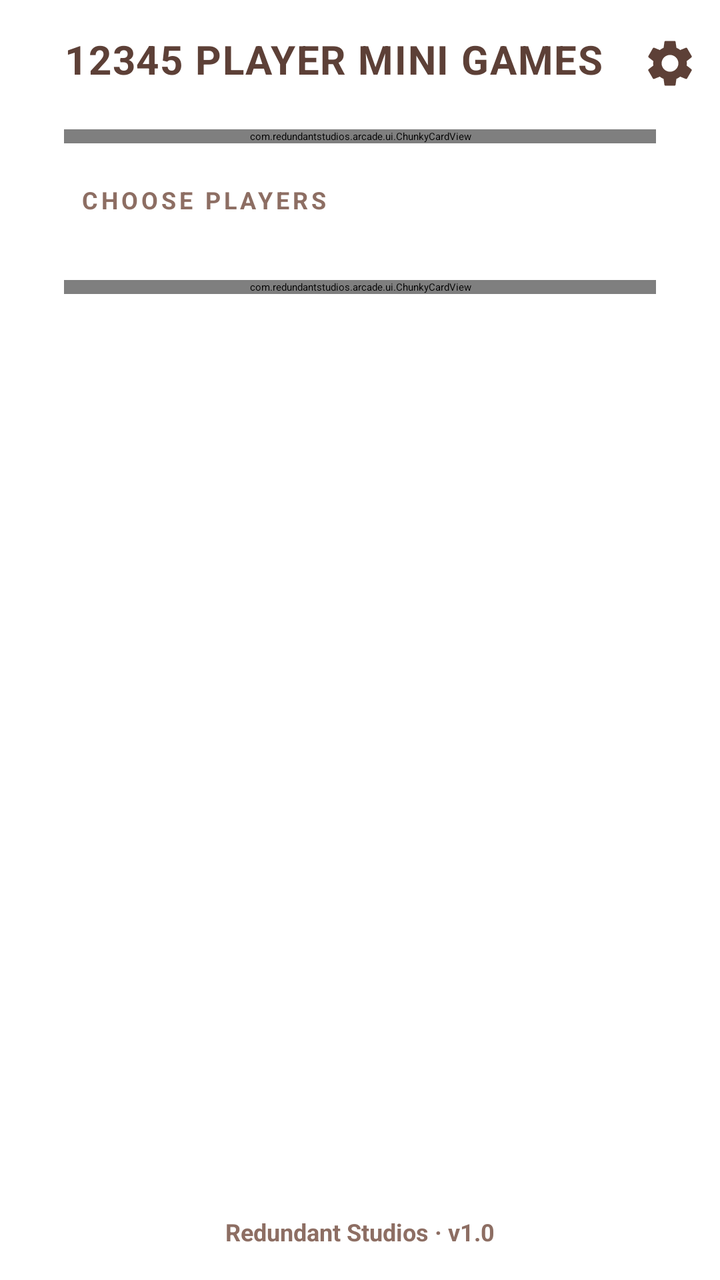
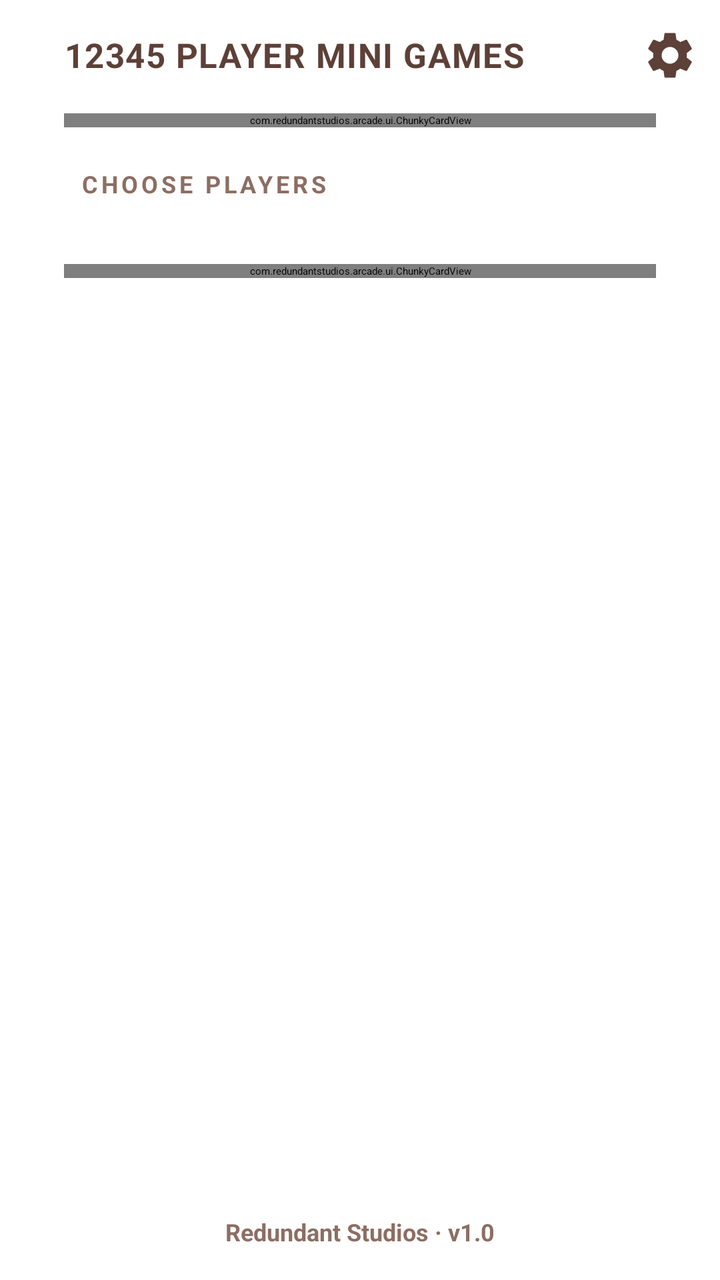

An Android layout rendered at two revisions. The XML below is the earlier revision; the diff shows what the commit changed to produce the second picture.
<!-- AndroidManifest.xml: application theme Theme.App.Starting -->
<!-- res/layout/activity_main.xml -->
<?xml version="1.0" encoding="utf-8"?>
<androidx.constraintlayout.widget.ConstraintLayout xmlns:android="http://schemas.android.com/apk/res/android"
    xmlns:app="http://schemas.android.com/apk/res-auto"
    android:layout_width="match_parent"
    android:layout_height="match_parent"
    android:paddingTop="@dimen/standard_spacing"
    android:paddingBottom="@dimen/standard_spacing">

    
    <androidx.appcompat.widget.AppCompatTextView
        android:id="@+id/brandTitle"
        android:layout_marginStart="@dimen/screen_margin"
        android:layout_width="0dp"
        android:layout_height="wrap_content"
        android:letterSpacing="0.03"
        android:maxLines="1"
        android:shadowColor="#33FFFFFF"
        android:shadowDx="0"
        android:shadowDy="3"
        android:shadowRadius="0"
        android:text="@string/app_title"
        android:textAllCaps="true"
        android:textColor="@color/studio_on_background"
        android:textSize="23sp"
        android:textStyle="bold"
        app:autoSizeMaxTextSize="23sp"
        app:autoSizeMinTextSize="14sp"
        app:autoSizeStepGranularity="1sp"
        app:autoSizeTextType="uniform"
        app:layout_constraintEnd_toStartOf="@id/btnSettings"
        app:layout_constraintStart_toStartOf="parent"
        app:layout_constraintTop_toTopOf="parent" />

    <ImageButton
        android:id="@+id/btnSettings"
        android:layout_width="44dp"
        android:layout_height="44dp"
        android:layout_marginEnd="3dp"
        android:background="?attr/selectableItemBackgroundBorderless"
        android:contentDescription="@string/settings"
        android:padding="8dp"
        android:scaleType="fitCenter"
        android:src="@drawable/ic_settings_gear"
        app:layout_constraintBottom_toBottomOf="@id/brandTitle"
        app:layout_constraintEnd_toEndOf="parent"
        app:layout_constraintTop_toTopOf="@id/brandTitle" />

    
    <com.redundantstudios.arcade.ui.ChunkyCardView
        android:id="@+id/allGamesCard"
        android:layout_marginStart="@dimen/screen_margin"
        android:layout_marginEnd="@dimen/screen_margin"
        android:layout_width="0dp"
        android:layout_height="wrap_content"
        android:layout_marginTop="18dp"
        android:clickable="true"
        android:focusable="true"
        app:ccBorderColor="@color/brand_cta_border"
        app:ccBorderWidth="3.5dp"
        app:ccColor="@color/brand_cta_fill"
        app:ccCornerRadius="20dp"
        app:ccShadowColor="@color/brand_cta_shadow"
        app:ccShadowOffset="5dp"
        app:layout_constraintEnd_toEndOf="parent"
        app:layout_constraintStart_toStartOf="parent"
        app:layout_constraintTop_toBottomOf="@id/brandTitle">

        <androidx.constraintlayout.widget.ConstraintLayout
            android:layout_width="match_parent"
            android:layout_height="wrap_content"
            android:paddingStart="18dp"
            android:paddingTop="14dp"
            android:paddingEnd="14dp"
            android:paddingBottom="14dp">

            <TextView
                android:id="@+id/allGamesTitle"
                android:layout_width="wrap_content"
                android:layout_height="wrap_content"
                android:letterSpacing="0.05"
                android:shadowColor="#401B5E20"
                android:shadowDx="0"
                android:shadowDy="2"
                android:shadowRadius="1"
                android:text="@string/all_games"
                android:textAllCaps="true"
                android:textColor="@color/brand_cta_text"
                android:textSize="19sp"
                android:textStyle="bold"
                app:layout_constraintStart_toStartOf="parent"
                app:layout_constraintTop_toTopOf="parent" />

            <TextView
                android:id="@+id/allGamesSubtitle"
                android:layout_width="0dp"
                android:layout_height="wrap_content"
                android:layout_marginTop="1dp"
                android:layout_marginEnd="10dp"
                android:alpha="0.85"
                android:ellipsize="end"
                android:letterSpacing="0.08"
                android:maxLines="1"
                android:text="@string/all_games_hint"
                android:textAllCaps="true"
                android:textColor="@color/brand_cta_text"
                android:textSize="11sp"
                android:textStyle="bold"
                app:layout_constraintEnd_toStartOf="@id/allGamesChevron"
                app:layout_constraintStart_toStartOf="parent"
                app:layout_constraintTop_toBottomOf="@id/allGamesTitle" />

            <ImageView
                android:id="@+id/allGamesChevron"
                android:layout_width="28dp"
                android:layout_height="28dp"
                android:contentDescription="@null"
                android:src="@drawable/ic_chevron_right"
                app:layout_constraintBottom_toBottomOf="parent"
                app:layout_constraintEnd_toEndOf="parent"
                app:layout_constraintTop_toTopOf="parent" />

        </androidx.constraintlayout.widget.ConstraintLayout>
    </com.redundantstudios.arcade.ui.ChunkyCardView>

    <androidx.core.widget.NestedScrollView
        android:id="@+id/homeScroll"
        android:layout_marginStart="@dimen/screen_margin"
        android:layout_marginEnd="@dimen/screen_margin"
        android:layout_width="0dp"
        android:layout_height="0dp"
        android:layout_marginTop="4dp"
        android:clipToPadding="false"
        android:fillViewport="true"
        android:scrollbars="none"
        app:layout_constraintBottom_toTopOf="@id/footer"
        app:layout_constraintEnd_toEndOf="parent"
        app:layout_constraintStart_toStartOf="parent"
        app:layout_constraintTop_toBottomOf="@id/allGamesCard">

        
        <LinearLayout
            android:layout_width="match_parent"
            android:layout_height="wrap_content"
            android:orientation="vertical">

            <TextView
                style="@style/SectionLabel"
                android:layout_marginTop="16dp"
                android:text="@string/section_choose_players" />

            <androidx.recyclerview.widget.RecyclerView
                android:id="@+id/modeRecyclerView"
                android:layout_width="match_parent"
                android:layout_height="wrap_content"
                android:clipToPadding="false"
                android:nestedScrollingEnabled="false"
                app:layoutManager="androidx.recyclerview.widget.GridLayoutManager"
                app:spanCount="2" />

            <LinearLayout
                android:id="@+id/emptyState"
                android:layout_width="match_parent"
                android:layout_height="wrap_content"
                android:layout_marginTop="24dp"
                android:gravity="center"
                android:orientation="vertical"
                android:visibility="gone">

                <TextView
                    android:layout_width="wrap_content"
                    android:layout_height="wrap_content"
                    android:letterSpacing="0.1"
                    android:text="@string/no_games_installed"
                    android:textColor="@color/studio_on_background"
                    android:textSize="18sp"
                    android:textStyle="bold" />

                <TextView
                    android:layout_width="wrap_content"
                    android:layout_height="wrap_content"
                    android:layout_marginTop="8dp"
                    android:text="@string/no_games_hint"
                    android:textColor="@color/studio_border"
                    android:textSize="13sp" />


            </LinearLayout>

            
            <com.redundantstudios.arcade.ui.ChunkyCardView
                android:id="@+id/ideaCard"
                android:layout_width="match_parent"
                android:layout_height="wrap_content"
                android:layout_marginTop="22dp"
                android:layout_marginBottom="4dp"
                android:clickable="true"
                android:focusable="true"
                app:ccBorderColor="@color/studio_border"
                app:ccBorderWidth="2.5dp"
                app:ccColor="@color/studio_surface"
                app:ccCornerRadius="18dp"
                app:ccShadowColor="#22000000"
                app:ccShadowOffset="4dp">

                <LinearLayout
                    android:layout_width="match_parent"
                    android:layout_height="wrap_content"
                    android:gravity="center_vertical"
                    android:orientation="horizontal"
                    android:paddingStart="16dp"
                    android:paddingTop="14dp"
                    android:paddingEnd="16dp"
                    android:paddingBottom="14dp">

                    <TextView
                        android:layout_width="wrap_content"
                        android:layout_height="wrap_content"
                        android:contentDescription="@string/idea_card_title"
                        android:text="&#9993;"
                        android:textColor="@color/studio_on_background"
                        android:textSize="24sp" />

                    <LinearLayout
                        android:layout_width="0dp"
                        android:layout_height="wrap_content"
                        android:layout_marginStart="14dp"
                        android:layout_weight="1"
                        android:orientation="vertical">

                        <TextView
                            android:layout_width="wrap_content"
                            android:layout_height="wrap_content"
                            android:letterSpacing="0.04"
                            android:text="@string/idea_card_title"
                            android:textColor="@color/studio_on_background"
                            android:textSize="15sp"
                            android:textStyle="bold" />

                        <TextView
                            android:layout_width="wrap_content"
                            android:layout_height="wrap_content"
                            android:layout_marginTop="2dp"
                            android:text="@string/idea_card_hint"
                            android:textColor="@color/studio_border"
                            android:textSize="12sp" />
                    </LinearLayout>
                </LinearLayout>
            </com.redundantstudios.arcade.ui.ChunkyCardView>
        </LinearLayout>
    </androidx.core.widget.NestedScrollView>

    <TextView
        android:id="@+id/footer"
        android:layout_width="0dp"
        android:layout_height="wrap_content"
        android:layout_marginTop="10dp"
        android:gravity="center"
        android:text="@string/footer_brand"
        android:textColor="@color/studio_border"
        android:textSize="12sp"
        android:textStyle="bold"
        app:layout_constraintBottom_toBottomOf="parent"
        app:layout_constraintEnd_toEndOf="parent"
        app:layout_constraintStart_toStartOf="parent" />

</androidx.constraintlayout.widget.ConstraintLayout>
<!-- resources referenced by this layout -->
<resources>
  <color name="brand_cta_border">#2E7D32</color>
  <color name="brand_cta_fill">#43A047</color>
  <color name="brand_cta_shadow">#1B5E20</color>
  <color name="brand_cta_text">#FFFFFF</color>
  <color name="studio_border">#8D6E63</color>
  <color name="studio_on_background">#5D4037</color>
  <color name="studio_surface">#FFFFFF</color>
  <dimen name="screen_margin">32dp</dimen>
  <dimen name="standard_spacing">16dp</dimen>
  <!-- drawable ic_chevron_right (drawable) -->
  <?xml version="1.0" encoding="utf-8"?>
  
  <vector xmlns:android="http://schemas.android.com/apk/res/android"
      android:width="24dp"
      android:height="24dp"
      android:viewportWidth="24"
      android:viewportHeight="24">
      
      <path
          android:fillColor="@color/brand_cta_text"
          android:pathData="M9.29,6.71c-0.39,0.39 -0.39,1.02 0,1.41L13.17,12l-3.88,3.88c-0.39,0.39 -0.39,1.02 0,1.41 0.39,0.39 1.02,0.39 1.41,0l4.59,-4.59c0.39,-0.39 0.39,-1.02 0,-1.41L10.7,6.7c-0.38,-0.38 -1.02,-0.38 -1.41,0.01z" />
  </vector>
  <string name="all_games">All Games</string>
  <string name="all_games_hint">Browse every title</string>
  <string name="app_title">12345 Player Mini Games</string>
  <string name="footer_brand">Redundant Studios · v1.0</string>
  <string name="idea_card_hint">Tell us what to add to Shell and your idea could become the next game</string>
  <string name="idea_card_title">Got an idea?</string>
  <string name="no_games_hint">Check back soon!</string>
  <string name="no_games_installed">No games installed</string>
  <string name="section_choose_players">Choose players</string>
  <string name="settings">Settings</string>
  <style name="Theme.App.Starting" parent="Theme.SplashScreen">
          <item name="windowSplashScreenBackground">@color/black</item>
          <item name="windowSplashScreenAnimatedIcon">@drawable/splash_logo</item>
          <item name="postSplashScreenTheme">@style/Theme.Shell</item>
      </style>
  <color name="black">#FF000000</color>
  <style name="Theme.Shell" parent="Theme.MaterialComponents.DayNight.NoActionBar">
          <item name="colorPrimary">@color/studio_ink</item>
          <item name="colorPrimaryVariant">@color/studio_ink</item>
          <item name="colorOnPrimary">@color/white</item>
          <item name="colorSecondary">@color/studio_accent</item>
          <item name="colorSecondaryVariant">@color/studio_accent</item>
          <item name="colorOnSecondary">@color/white</item>
          <item name="android:colorAccent">@color/studio_primary</item>
          <item name="colorControlActivated">@color/studio_primary</item>
          <item name="android:statusBarColor">@color/studio_background</item>
          <item name="android:windowLightStatusBar">true</item>
          <item name="android:windowBackground">@color/studio_background</item>
          <item name="android:windowAnimationStyle">@style/FadeWindowAnim</item>
      </style>
  <color name="studio_ink">#5D4037</color>
  <color name="white">#FFFFFFFF</color>
  <color name="studio_accent">#FF9800</color>
  <color name="studio_primary">#4CAF50</color>
  <color name="studio_background">#FDF5E6</color>
  <style name="FadeWindowAnim">
          <item name="android:activityOpenEnterAnimation">@anim/fade_in</item>
          <item name="android:activityOpenExitAnimation">@anim/fade_out</item>
          <item name="android:activityCloseEnterAnimation">@anim/fade_in</item>
          <item name="android:activityCloseExitAnimation">@anim/fade_out</item>
          <item name="android:taskOpenEnterAnimation">@anim/fade_in</item>
          <item name="android:taskOpenExitAnimation">@anim/fade_out</item>
          <item name="android:taskCloseEnterAnimation">@anim/fade_in</item>
          <item name="android:taskCloseExitAnimation">@anim/fade_out</item>
          <item name="android:launchTaskBehindTargetAnimation">@anim/fade_in</item>
          <item name="android:launchTaskBehindSourceAnimation">@anim/fade_out</item>
      </style>
  <!-- unchanged entries left out for length: 3 -->
</resources>

<!-- the commit's change to res/layout/activity_main.xml (unified diff, before → after) -->
@@ -21,10 +21,10 @@
         android:text="@string/app_title"
         android:textAllCaps="true"
         android:textColor="@color/studio_on_background"
-        android:textSize="23sp"
+        android:textSize="17sp"
         android:textStyle="bold"
-        app:autoSizeMaxTextSize="23sp"
-        app:autoSizeMinTextSize="14sp"
+        app:autoSizeMaxTextSize="17sp"
+        app:autoSizeMinTextSize="12sp"
         app:autoSizeStepGranularity="1sp"
         app:autoSizeTextType="uniform"
         app:layout_constraintEnd_toStartOf="@id/btnSettings"
<!-- resource entries referenced after the edit -->
@@ -26,8 +26,8 @@
   <string name="all_games_hint">Browse every title</string>
   <string name="app_title">12345 Player Mini Games</string>
   <string name="footer_brand">Redundant Studios · v1.0</string>
-  <string name="idea_card_hint">Tell us what to add to Shell and your idea could become the next game</string>
-  <string name="idea_card_title">Got an idea?</string>
+  <string name="idea_card_hint">Report a problem, suggest a feature, or pitch a game. Your idea could become the next game in Shell</string>
+  <string name="idea_card_title">Got an idea or an issue?</string>
   <string name="no_games_hint">Check back soon!</string>
   <string name="no_games_installed">No games installed</string>
   <string name="section_choose_players">Choose players</string>
@@ -50,18 +50,18 @@
           <item name="android:statusBarColor">@color/studio_background</item>
           <item name="android:windowLightStatusBar">true</item>
           <item name="android:windowBackground">@color/studio_background</item>
-          <item name="android:windowAnimationStyle">@style/FadeWindowAnim</item>
+          <item name="android:windowAnimationStyle">@style/NavWindowAnim</item>
       </style>
   <color name="studio_ink">#5D4037</color>
   <color name="white">#FFFFFFFF</color>
   <color name="studio_accent">#FF9800</color>
   <color name="studio_primary">#4CAF50</color>
   <color name="studio_background">#FDF5E6</color>
-  <style name="FadeWindowAnim">
-          <item name="android:activityOpenEnterAnimation">@anim/fade_in</item>
-          <item name="android:activityOpenExitAnimation">@anim/fade_out</item>
-          <item name="android:activityCloseEnterAnimation">@anim/fade_in</item>
-          <item name="android:activityCloseExitAnimation">@anim/fade_out</item>
+  <style name="NavWindowAnim">
+          <item name="android:activityOpenEnterAnimation">@anim/nav_in_right</item>
+          <item name="android:activityOpenExitAnimation">@anim/nav_out_left</item>
+          <item name="android:activityCloseEnterAnimation">@anim/nav_in_left</item>
+          <item name="android:activityCloseExitAnimation">@anim/nav_out_right</item>
           <item name="android:taskOpenEnterAnimation">@anim/fade_in</item>
           <item name="android:taskOpenExitAnimation">@anim/fade_out</item>
           <item name="android:taskCloseEnterAnimation">@anim/fade_in</item>
